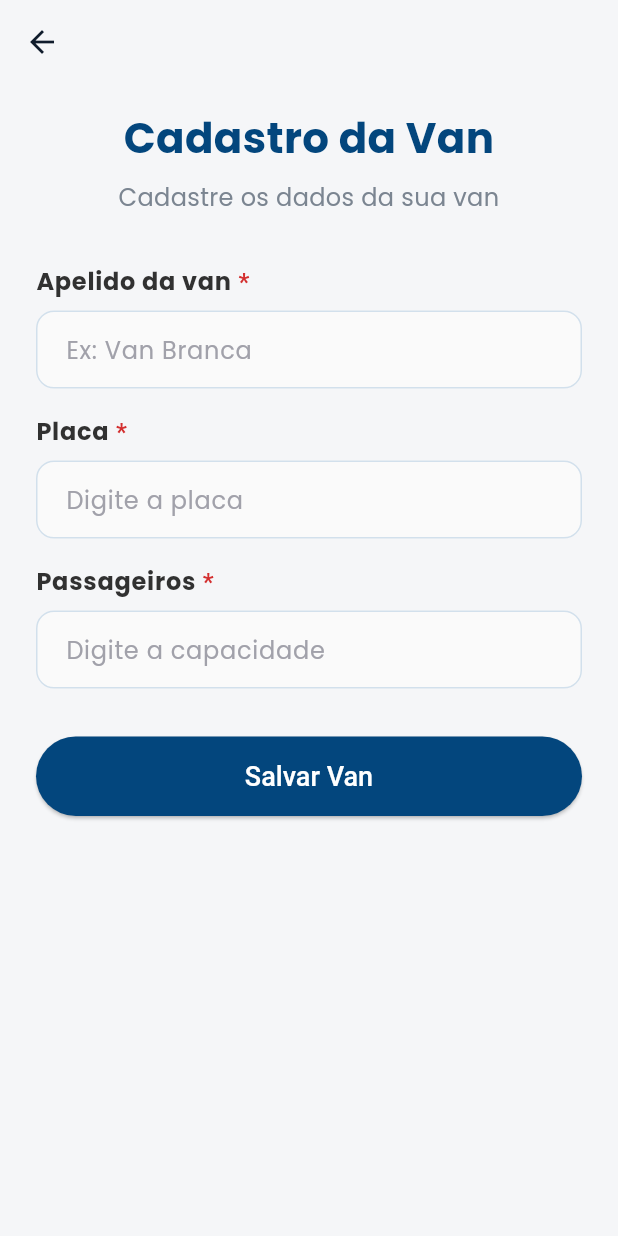
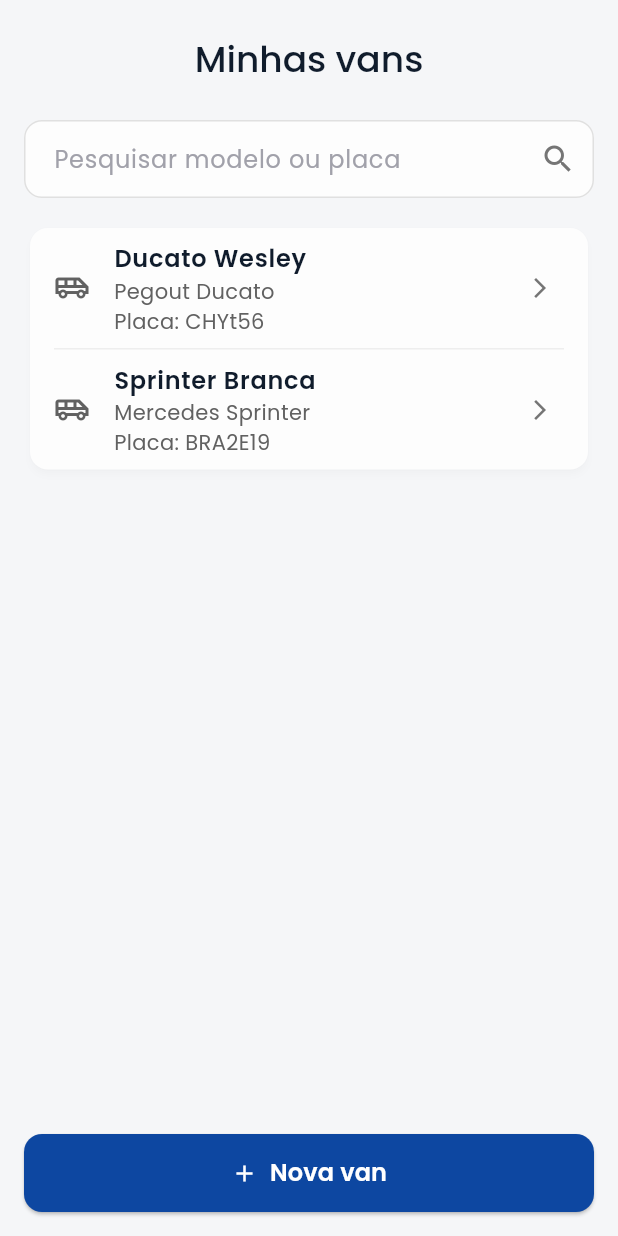
Before and after one commit to biancanilsen/checkVanFrontend, a Flutter app: the VanPage widget shown alone on an empty page, opened directly, on a phone screen of 412 x 824 dp. Run offline on Flutter 3.47's test engine with Material 3 defaults, Android fonts, the phone set to English and light mode, and no system bars; our stand-ins replace flutter_svg, flutter_tts, google_fonts, google_maps_flutter, image_picker, location and 2 more; missing offline and left inert: flutter_polyline_points; accounts and stored records are empty.

Commit message:
Adiciona tela de listagem de vans

```diff
--- /dev/null
+++ b/lib/features/pages/van/add_van_page.dart
@@ -0,0 +1,150 @@
+import 'package:flutter/material.dart';
+import 'package:flutter/services.dart';
+import 'package:provider/provider.dart';
+import '../../../core/theme.dart';
+import '../../../provider/van_provider.dart';
+import '../../widgets/custom_text_field.dart';
+
+class AddVanPage extends StatefulWidget {
+  const AddVanPage({super.key});
+
+  @override
+  State<AddVanPage> createState() => _AddVanPageState();
+}
+
+class _AddVanPageState extends State<AddVanPage> {
+  final _formKey = GlobalKey<FormState>();
+
+  final _nicknameController = TextEditingController();
+  final _plateController = TextEditingController();
+  final _capacityController = TextEditingController();
+
+  @override
+  void dispose() {
+    _nicknameController.dispose();
+    _plateController.dispose();
+    _capacityController.dispose();
+    super.dispose();
+  }
+
+  void _submitVan() async {
+    if (!(_formKey.currentState?.validate() ?? false)) {
+      return;
+    }
+
+    final vanProvider = context.read<VanProvider>();
+
+    final success = await vanProvider.createVan(
+      nickname: _nicknameController.text,
+      plate: _plateController.text,
+      capacity: int.tryParse(_capacityController.text) ?? 0,
+    );
+
+    if (mounted) {
+      if (success) {
+        ScaffoldMessenger.of(context).showSnackBar(
+          const SnackBar(
+            content: Text('Van cadastrada com sucesso!'),
+            backgroundColor: AppPalette.green500,
+            duration: const Duration(seconds: 3),
+          ),
+        );
+        _nicknameController.clear();
+        _plateController.clear();
+        _capacityController.clear();
+
+        Navigator.pushReplacementNamed(context, '/home');
+      } else {
+        ScaffoldMessenger.of(context).showSnackBar(
+          SnackBar(
+            content: Text(vanProvider.error ?? 'Ocorreu um erro desconhecido.'),
+            backgroundColor: AppPalette.red500,
+            duration: const Duration(seconds: 3),
+          ),
+        );
+      }
+    }
+  }
+
+  @override
+  Widget build(BuildContext context) {
+    final vanProvider = context.watch<VanProvider>();
+
+    return Scaffold(
+      appBar: AppBar(
+        backgroundColor: Colors.transparent,
+        elevation: 0,
+        foregroundColor: AppPalette.primary900,
+      ),
+      body: SingleChildScrollView(
+        padding: const EdgeInsets.symmetric(horizontal: 24.0),
+        child: Form(
+          key: _formKey,
+          child: Column(
+            crossAxisAlignment: CrossAxisAlignment.stretch,
+            children: [
+              const SizedBox(height: 16),
+              const Text(
+                'Cadastro da Van',
+                textAlign: TextAlign.center,
+                style: TextStyle(fontSize: 28, fontWeight: FontWeight.bold, color: AppPalette.primary800),
+              ),
+              const SizedBox(height: 8),
+              const Text(
+                'Cadastre os dados da sua van',
+                textAlign: TextAlign.center,
+                style: TextStyle(fontSize: 16, color: AppPalette.neutral600),
+              ),
+              const SizedBox(height: 32),
+
+              CustomTextField(
+                controller: _nicknameController,
+                label: 'Apelido da van',
+                hint: 'Ex: Van Branca',
+                isRequired: true,
+                validator: (value) => (value == null || value.isEmpty) ? 'Campo obrigatório' : null,
+              ),
+              const SizedBox(height: 16),
+              CustomTextField(
+                controller: _plateController,
+                label: 'Placa',
+                hint: 'Digite a placa',
+                isRequired: true,
+                validator: (value) => (value == null || value.isEmpty) ? 'Campo obrigatório' : null,
+              ),
+              const SizedBox(height: 16),
+              CustomTextField(
+                controller: _capacityController,
+                label: 'Passageiros',
+                hint: 'Digite a capacidade',
+                isRequired: true,
+                keyboardType: TextInputType.number,
+                inputFormatters: [FilteringTextInputFormatter.digitsOnly],
+                validator: (value) {
+                  if (value == null || value.isEmpty) return 'Campo obrigatório';
+                  if ((int.tryParse(value) ?? 0) <= 0) return 'A capacidade deve ser maior que zero';
+                  return null;
+                },
+              ),
+              const SizedBox(height: 32),
+
+              ElevatedButton(
+                onPressed: vanProvider.isLoading ? null : _submitVan,
+                style: ElevatedButton.styleFrom(
+                  backgroundColor: AppPalette.primary800,
+                  foregroundColor: Colors.white,
+                  padding: const EdgeInsets.symmetric(vertical: 16),
+                  textStyle: const TextStyle(fontSize: 18, fontWeight: FontWeight.w500),
+                ),
+                child: vanProvider.isLoading
+                    ? const SizedBox(height: 20, width: 20, child: CircularProgressIndicator(strokeWidth: 2, color: Colors.white))
+                    : const Text('Salvar Van'),
+              ),
+              const SizedBox(height: 24),
+            ],
+          ),
+        ),
+      ),
+    );
+  }
+}
--- a/lib/features/pages/van/van_page.dart
+++ b/lib/features/pages/van/van_page.dart
@@ -1,149 +1,122 @@
+import 'package:check_van_frontend/core/theme.dart';
 import 'package:flutter/material.dart';
-import 'package:flutter/services.dart';
-import 'package:provider/provider.dart';
-import '../../../core/theme.dart';
-import '../../../provider/van_provider.dart';
-import '../../widgets/custom_text_field.dart';
+import '../../widgets/van/van_tile.dart';
 
-class VanPage extends StatefulWidget {
+final mockVans = [
+  {
+    'name': 'Ducato Wesley',
+    'model': 'Pegout Ducato',
+    'plate': 'CHYt56',
+  },
+  {
+    'name': 'Sprinter Branca',
+    'model': 'Mercedes Sprinter',
+    'plate': 'BRA2E19',
+  },
+];
+
+class VanPage extends StatelessWidget {
   const VanPage({super.key});
 
   @override
-  State<VanPage> createState() => _VanPageState();
-}
+  Widget build(BuildContext context) {
+    // SEM SCAFFOLD
+    return SafeArea(
+      child: Stack( // Usamos Stack para o botão "+ Nova van" ficar fixo
+        children: [
+          // 1. Conteúdo que rola (Header, Busca, Lista)
+          ListView(
+            // Padding para o conteúdo não ser coberto pelo botão
+            padding: const EdgeInsets.fromLTRB(16, 0, 16, 90),
+            children: [
+              // Header "Minhas vans" (sem a seta de voltar)
+              Padding(
+                padding: const EdgeInsets.only(top: 24.0, bottom: 24.0),
+                child: Text(
+                  'Minhas vans',
+                  style: Theme.of(context).textTheme.headlineSmall?.copyWith(
+                    fontWeight: FontWeight.w500,
+                    color: AppPalette.primary900,
+                  ),
+                  textAlign: TextAlign.center,
+                ),
+              ),
 
-class _VanPageState extends State<VanPage> {
-  final _formKey = GlobalKey<FormState>();
+              // Barra de Busca
+              Padding(
+                padding: const EdgeInsets.only(bottom: 16.0),
+                child: TextField(
+                  decoration: InputDecoration(
+                    hintText: 'Pesquisar modelo ou placa',
+                    suffixIcon: Icon(Icons.search, color: Colors.grey[600]),
+                    filled: true,
+                    fillColor: AppPalette.neutral70, // Cor do card
+                    contentPadding: const EdgeInsets.symmetric(horizontal: 16.0, vertical: 14.0),
+                    border: OutlineInputBorder(
+                      borderRadius: BorderRadius.circular(12.0),
+                      borderSide: BorderSide(color: Colors.grey[300]!),
+                    ),
+                    enabledBorder: OutlineInputBorder(
+                      borderRadius: BorderRadius.circular(12.0),
+                      borderSide: BorderSide(color: Colors.grey[300]!),
+                    ),
+                  ),
+                ),
+              ),
 
-  final _nicknameController = TextEditingController();
-  final _plateController = TextEditingController();
-  final _capacityController = TextEditingController();
-
-  @override
-  void dispose() {
-    _nicknameController.dispose();
-    _plateController.dispose();
-    _capacityController.dispose();
-    super.dispose();
-  }
-
-  void _submitVan() async {
-    if (!(_formKey.currentState?.validate() ?? false)) {
-      return;
-    }
-
-    final vanProvider = context.read<VanProvider>();
-
-    final success = await vanProvider.createVan(
-      nickname: _nicknameController.text,
-      plate: _plateController.text,
-      capacity: int.tryParse(_capacityController.text) ?? 0,
-    );
-
-    if (mounted) {
-      if (success) {
-        ScaffoldMessenger.of(context).showSnackBar(
-          const SnackBar(
-            content: Text('Van cadastrada com sucesso!'),
-            backgroundColor: AppPalette.green500,
-            duration: const Duration(seconds: 3),
-          ),
-        );
-        _nicknameController.clear();
-        _plateController.clear();
-        _capacityController.clear();
-
-        Navigator.pushReplacementNamed(context, '/home');
-      } else {
-        ScaffoldMessenger.of(context).showSnackBar(
-          SnackBar(
-            content: Text(vanProvider.error ?? 'Ocorreu um erro desconhecido.'),
-            backgroundColor: AppPalette.red500,
-            duration: const Duration(seconds: 3),
-          ),
-        );
-      }
-    }
-  }
-
-  @override
-  Widget build(BuildContext context) {
-    final vanProvider = context.watch<VanProvider>();
-
-    return Scaffold(
-      appBar: AppBar(
-        backgroundColor: Colors.transparent,
-        elevation: 0,
-        foregroundColor: AppPalette.primary900,
-      ),
-      body: SingleChildScrollView(
-        padding: const EdgeInsets.symmetric(horizontal: 24.0),
-        child: Form(
-          key: _formKey,
-          child: Column(
-            crossAxisAlignment: CrossAxisAlignment.stretch,
-            children: [
-              const SizedBox(height: 16),
-              const Text(
-                'Cadastro da Van',
-                textAlign: TextAlign.center,
-                style: TextStyle(fontSize: 28, fontWeight: FontWeight.bold, color: AppPalette.primary800),
+              // Card que agrupa os itens da lista
+              Card(
+                color: AppPalette.neutral70,
+                clipBehavior: Clip.antiAlias,
+                elevation: 2,
+                shadowColor: Colors.black.withOpacity(0.1),
+                shape: RoundedRectangleBorder(borderRadius: BorderRadius.circular(12)),
+                child: Column(
+                  children: [
+                    // 2. USE O NOVO WIDGET AQUI
+                    VanTile(
+                      name: mockVans[0]['name']!,
+                      model: mockVans[0]['model']!,
+                      plate: mockVans[0]['plate']!,
+                      onTap: () { /* Ação "Ver detalhes da van" */ },
+                    ),
+                    Divider(height: 1, indent: 16, endIndent: 16, color: Colors.grey[200]),
+                    // E AQUI
+                    VanTile(
+                      name: mockVans[1]['name']!,
+                      model: mockVans[1]['model']!,
+                      plate: mockVans[1]['plate']!,
+                      onTap: () { /* Ação "Ver detalhes da van" */ },
+                    ),
+                  ],
+                ),
               ),
-              const SizedBox(height: 8),
-              const Text(
-                'Cadastre os dados da sua van',
-                textAlign: TextAlign.center,
-                style: TextStyle(fontSize: 16, color: AppPalette.neutral600),
-              ),
-              const SizedBox(height: 32),
-
-              CustomTextField(
-                controller: _nicknameController,
-                label: 'Apelido da van',
-                hint: 'Ex: Van Branca',
-                isRequired: true,
-                validator: (value) => (value == null || value.isEmpty) ? 'Campo obrigatório' : null,
-              ),
-              const SizedBox(height: 16),
-              CustomTextField(
-                controller: _plateController,
-                label: 'Placa',
-                hint: 'Digite a placa',
-                isRequired: true,
-                validator: (value) => (value == null || value.isEmpty) ? 'Campo obrigatório' : null,
-              ),
-              const SizedBox(height: 16),
-              CustomTextField(
-                controller: _capacityController,
-                label: 'Passageiros',
-                hint: 'Digite a capacidade',
-                isRequired: true,
-                keyboardType: TextInputType.number,
-                inputFormatters: [FilteringTextInputFormatter.digitsOnly],
-                validator: (value) {
-                  if (value == null || value.isEmpty) return 'Campo obrigatório';
-                  if ((int.tryParse(value) ?? 0) <= 0) return 'A capacidade deve ser maior que zero';
-                  return null;
-                },
-              ),
-              const SizedBox(height: 32),
-
-              ElevatedButton(
-                onPressed: vanProvider.isLoading ? null : _submitVan,
-                style: ElevatedButton.styleFrom(
-                  backgroundColor: AppPalette.primary800,
-                  foregroundColor: Colors.white,
-                  padding: const EdgeInsets.symmetric(vertical: 16),
-                  textStyle: const TextStyle(fontSize: 18, fontWeight: FontWeight.w500),
-                ),
-                child: vanProvider.isLoading
-                    ? const SizedBox(height: 20, width: 20, child: CircularProgressIndicator(strokeWidth: 2, color: Colors.white))
-                    : const Text('Salvar Van'),
-              ),
-              const SizedBox(height: 24),
             ],
           ),
-        ),
+
+          // 2. Botão Fixo "+ Nova van"
+          Align(
+            alignment: Alignment.bottomCenter,
+            child: Padding(
+              padding: const EdgeInsets.all(16.0),
+              child: ElevatedButton.icon(
+                icon: const Icon(Icons.add, color: Colors.white),
+                label: const Text('Nova van', style: TextStyle(color: Colors.white, fontSize: 16, fontWeight: FontWeight.w600)),
+                onPressed: () {
+                  // Navega para a tela de formulário de van
+                  Navigator.pushNamed(context, '/add-van');
+                },
+                style: ElevatedButton.styleFrom(
+                  backgroundColor: const Color(0xFF0D47A1), // Azul escuro
+                  minimumSize: const Size(double.infinity, 52),
+                  shape: RoundedRectangleBorder(
+                    borderRadius: BorderRadius.circular(12.0),
+                  ),
+                ),
+              ),
+            ),
+          ),
+        ],
       ),
     );
   }
--- a/lib/features/widgets/home/driver_shell.dart
+++ b/lib/features/widgets/home/driver_shell.dart
@@ -1,4 +1,4 @@
-import 'package:check_van_frontend/features/pages/van/van_page.dart';
+import 'package:check_van_frontend/features/pages/van/add_van_page.dart';
 import 'package:flutter/material.dart';
 import '../../pages/profile/my_profile.dart';
 import '../../pages/school/add_school_page.dart';
@@ -6,6 +6,7 @@ import '../../pages/school/school_page.dart';
 import '../../pages/student/students_page.dart';
 import '../../pages/team/add_team_page.dart';
 import '../../pages/team/teams_page.dart';
+import '../../pages/van/van_page.dart';
 import '../../widgets/home/homeDriver/driver_main_bottom_nav_bar.dart';
 import '../menu/menu.dart';
 import 'home_driver_content.dart';
--- /dev/null
+++ b/lib/features/widgets/van/van_tile.dart
@@ -0,0 +1,36 @@
+import 'package:check_van_frontend/core/theme.dart';
+import 'package:flutter/material.dart';
+
+class VanTile extends StatelessWidget {
+  final String name;
+  final String model;
+  final String plate;
+  final VoidCallback onTap;
+
+  const VanTile({
+    super.key,
+    required this.name,
+    required this.model,
+    required this.plate,
+    required this.onTap,
+  });
+
+  @override
+  Widget build(BuildContext context) {
+    return ListTile(
+      leading: Icon(Icons.airport_shuttle_outlined, color: Colors.grey[700]),
+      title: Text(
+        name,
+        style: const TextStyle(fontWeight: FontWeight.w600, color: AppPalette.primary900),
+      ),
+      subtitle: Text(
+        "$model\nPlaca: $plate", // O subtítulo de duas linhas
+        style: TextStyle(color: Colors.grey[700]),
+      ),
+      trailing: Icon(Icons.arrow_forward_ios, size: 16, color: Colors.grey[600]),
+      onTap: onTap,
+      // A propriedade 'isThreeLine: true' foi removida
+      // para permitir o centramento vertical padrão.
+    );
+  }
+}
--- a/lib/main.dart
+++ b/lib/main.dart
@@ -2,7 +2,7 @@ import 'package:check_van_frontend/features/pages/route/active_route_page.dart';
 import 'package:check_van_frontend/features/pages/attendance/confirm_attendance_page.dart';
 import 'package:check_van_frontend/features/pages/route/route_page.dart';
 import 'package:check_van_frontend/features/pages/team/add_team_page.dart';
-import 'package:check_van_frontend/features/pages/van/van_page.dart';
+import 'package:check_van_frontend/features/pages/van/add_van_page.dart';
 import 'package:check_van_frontend/provider/geocoding_provider.dart';
 import 'package:check_van_frontend/provider/login_provider.dart';
 import 'package:check_van_frontend/provider/presence_provider.dart';
@@ -75,7 +75,7 @@ class MyApp extends StatelessWidget {
         '/students': (context) => const StudentPage(),
         '/trips': (context) => const TripPage(),
         '/add-student': (context) => const AddStudentPage(),
-        '/van': (context) => const VanPage(),
+        '/add-van': (context) => const AddVanPage(),
         '/add-school': (context) => const AddSchoolPage(),
         '/route': (context) => const RoutePage(),
         '/active-route': (context) => const ActiveRoutePage(),
```
